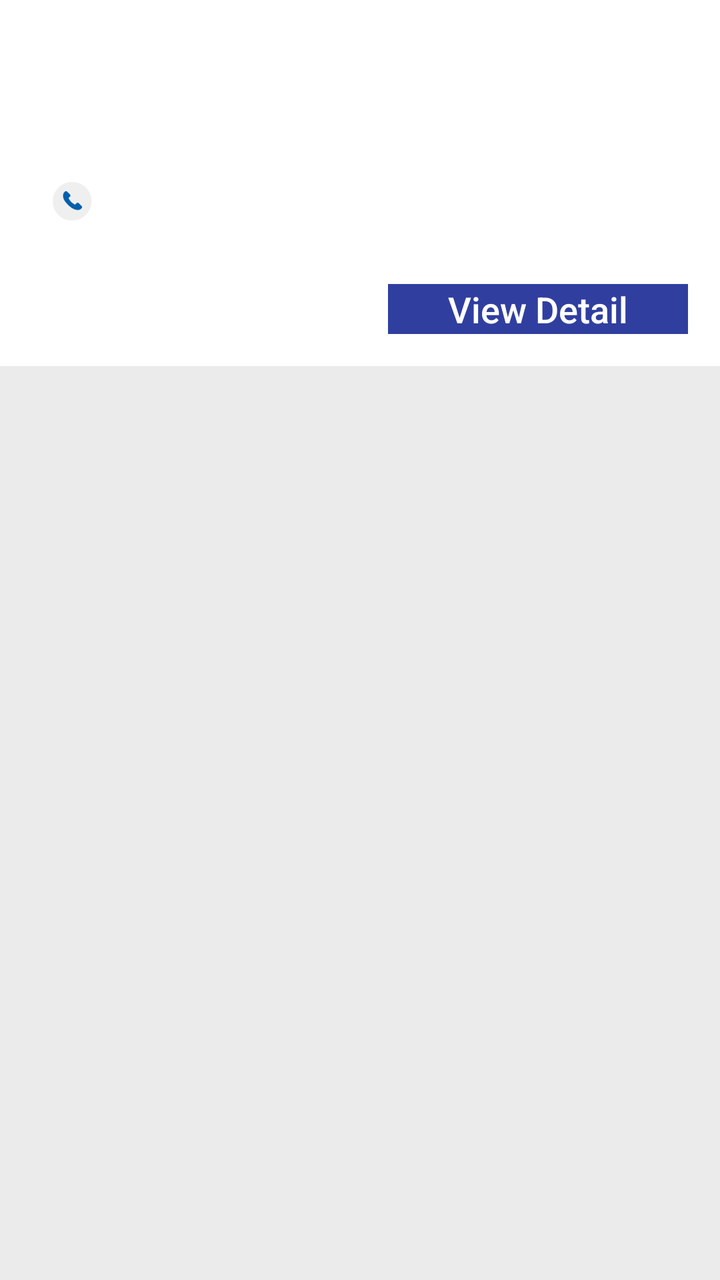
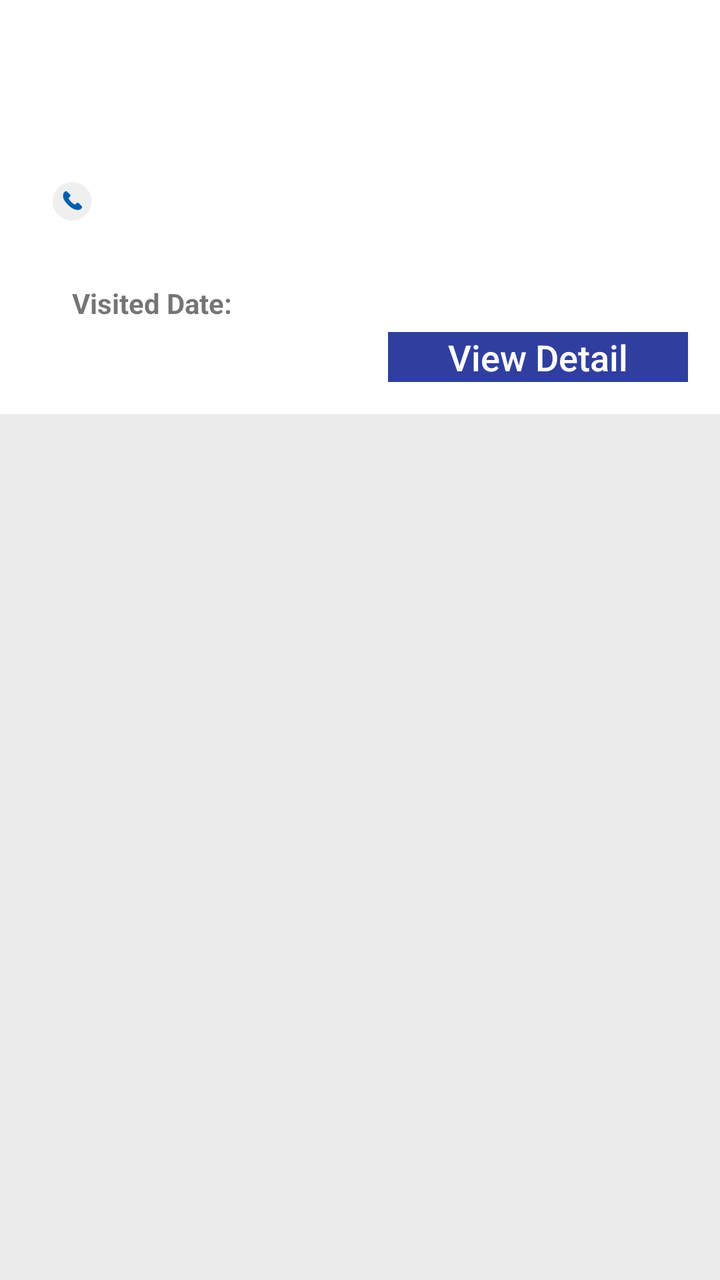

An Android layout rendered at two revisions. The XML below is the earlier revision; the diff shows what the commit changed to produce the second picture.
<!-- AndroidManifest.xml: application theme AppTheme -->
<!-- res/layout/pws_list_items.xml -->
<RelativeLayout xmlns:android="http://schemas.android.com/apk/res/android"
    xmlns:app="http://schemas.android.com/apk/res-auto"
    android:layout_width="match_parent"
    android:layout_height="wrap_content"
    android:background="#EBEBEB">

 


    <LinearLayout
        android:layout_width="match_parent"
        android:layout_height="wrap_content"
        android:orientation="horizontal"
        android:background="@drawable/white_background"
        android:padding="@dimen/activity_horizontal_margin">
        <TextView
            android:id="@+id/hce_no"
            android:layout_width="wrap_content"
            android:layout_height="wrap_content"
            android:textStyle="bold"
            android:textColor="#408ade"
            />
   
        <LinearLayout
            android:layout_width="match_parent"
            android:layout_height="wrap_content"
            android:paddingLeft="10dp"
            android:orientation="vertical"
            >
            <LinearLayout
                android:id="@+id/namelayout"
                android:layout_width="match_parent"
                android:layout_height="wrap_content"
                android:orientation="horizontal">

            <TextView
                android:id="@+id/hce_name"
                android:layout_width="wrap_content"
                android:layout_height="wrap_content"
                android:inputType="textMultiLine"
                android:paddingLeft="10dp"
                android:textColor="#408ade" />

            </LinearLayout>
            <LinearLayout
                android:id="@+id/list"
                android:layout_width="match_parent"
                android:layout_height="wrap_content"
                android:paddingTop="5dp"
                android:orientation="horizontal">

                <TextView
                    android:id="@+id/hcetypetext"
                    android:layout_width="wrap_content"
                    android:layout_height="wrap_content"
                    android:paddingLeft="10dp"
                    />
            </LinearLayout>
            <LinearLayout
                android:id="@+id/hcspnamelay"
                android:layout_width="match_parent"
                android:layout_height="wrap_content"
                android:paddingTop="5dp"
                android:orientation="horizontal">

                <TextView
                    android:id="@+id/hcspname"
                    android:layout_width="wrap_content"
                    android:layout_height="wrap_content"
                    android:paddingLeft="10dp"
                    />
            </LinearLayout>
            <LinearLayout
                android:layout_width="match_parent"
                android:layout_height="wrap_content"
                android:paddingTop="5dp"
                android:orientation="horizontal">

                <ImageView
                    android:id="@+id/callicon"
                    android:layout_width="20dp"
                    android:layout_height="25dp"
                    android:src="@drawable/map_call_btn" />
                
                <TextView
                    android:id="@+id/calltext"
                    android:layout_width="wrap_content"
                    android:layout_height="wrap_content"
                    android:paddingLeft="10dp"
                    />
                
                
                

            </LinearLayout>
            <LinearLayout
                android:id="@+id/adrreslayout"
                android:layout_width="match_parent"
                android:layout_height="wrap_content"
                android:paddingTop="5dp"
                android:orientation="horizontal">
             
        
            <TextView
                android:id="@+id/addresstext"
                android:layout_width="wrap_content"
                android:layout_height="wrap_content"
                android:inputType="textMultiLine"
                android:paddingLeft="10dp"
              />

            </LinearLayout>


            <LinearLayout
                android:id="@+id/actionlayout"
                android:layout_width="wrap_content"
                android:layout_height="wrap_content"
                android:paddingTop="5dp"
                android:layout_gravity="right"
                android:orientation="horizontal">

                
                <androidx.appcompat.widget.AppCompatButton
                    android:id="@+id/detail_button"
                    android:layout_width="150dp"
                    android:layout_height="25dp"
                    android:background="@color/colorPrimaryDark"
                    android:textColor="#ffffff"
                    android:textAlignment="center"
                    android:textSize="18dp"
                    android:textAllCaps="false"
                    android:text="View Detail"/>
           

           
          
                

            </LinearLayout>
        </LinearLayout>


    </LinearLayout>

</RelativeLayout>
<!-- resources referenced by this layout -->
<resources>
  <color name="colorPrimaryDark">#303F9F</color>
  <dimen name="activity_horizontal_margin">16dp</dimen>
  <!-- drawable map_call_btn: png bitmap (drawable, 3405 bytes) -->
  <!-- drawable white_background: png bitmap (drawable, 538 bytes) -->
  <style name="AppTheme" parent="Theme.AppCompat.Light.DarkActionBar">
      
      <item name="colorPrimary">@color/colorPrimary</item>
      <item name="colorPrimaryDark">@color/colorPrimaryDark</item>
      <item name="colorAccent">@color/colorAccent</item>
  </style>
  <color name="colorPrimary">#FF00A652</color>
  <color name="colorAccent">#FF4081</color>
</resources>

<!-- the commit's change to res/layout/pws_list_items.xml (unified diff, before → after) -->
@@ -111,6 +111,22 @@
 
             </LinearLayout>
 
+            <LinearLayout
+                android:id="@+id/visitdatelayout"
+                android:layout_width="match_parent"
+                android:layout_height="wrap_content"
+                android:paddingTop="5dp"
+                android:orientation="horizontal">
+
+                <TextView
+                    android:id="@+id/visitdatetext"
+                    android:layout_width="wrap_content"
+                    android:layout_height="wrap_content"
+                    android:paddingLeft="10dp"
+                    android:textStyle="bold"
+                    android:text="Visited Date: "/>
+            </LinearLayout>
+
 
             <LinearLayout
                 android:id="@+id/actionlayout"
